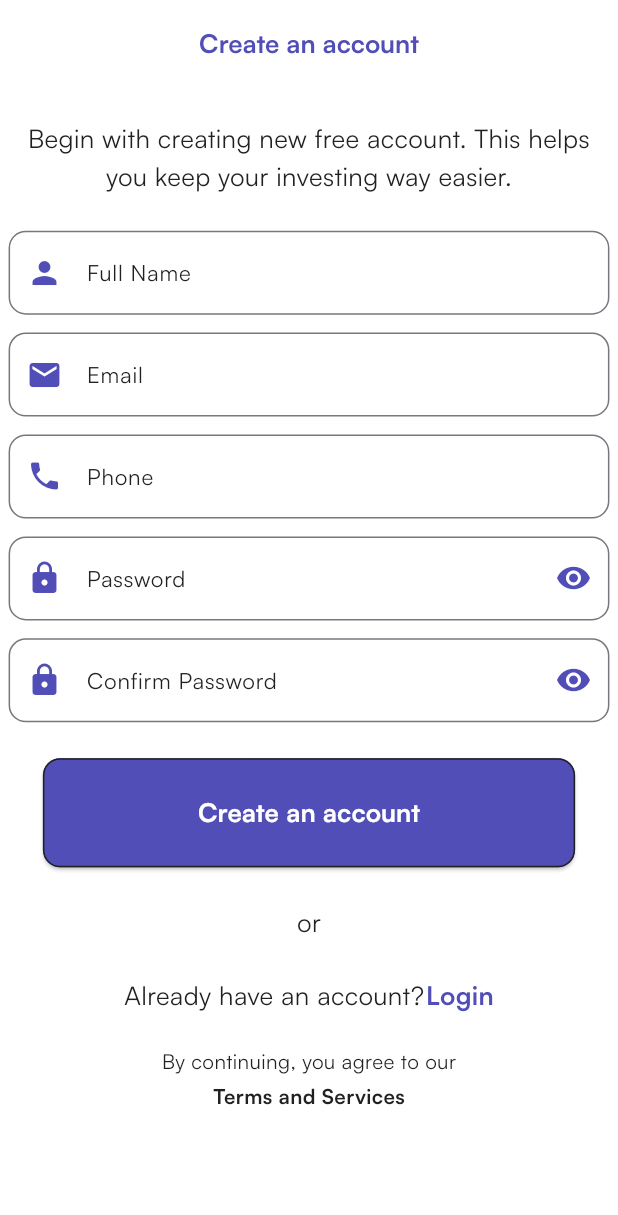
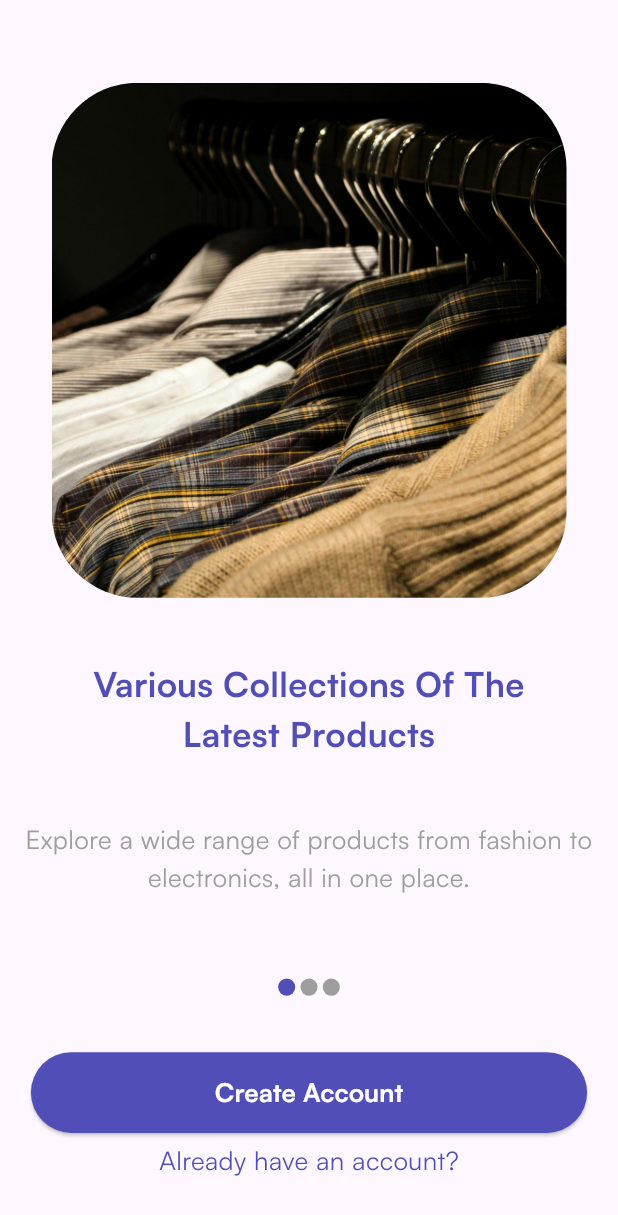
Before and after one commit to KhalidEl-MariAa/Investment, a Flutter app: the screen it shows after launch, on a phone screen of 412 x 824 dp. Shown: the top 1215 px of the screen. Run offline on Flutter 3.47's test engine with Material 3 defaults, Android fonts, the phone set to English and light mode, and no system bars; our stand-ins replace flutter_screenutil, pinput.

Commit message:
introduction screen done

```diff
--- /dev/null
+++ b/lib/features/introduction_screen/presentation/view/introduction_screen.dart
@@ -0,0 +1,89 @@
+import 'package:flutter/material.dart';
+import 'package:flutter_screenutil/flutter_screenutil.dart';
+import 'package:investment/core/styles/styles.dart';
+import 'package:investment/core/utils/colors.dart';
+import 'package:investment/features/introduction_screen/presentation/view/widgets/page_view_item.dart';
+import 'package:investment/features/register_screen/presentation/view/registration_screen.dart';
+
+class IntroductionScreen extends StatefulWidget {
+  const IntroductionScreen({super.key});
+
+  @override
+  State<IntroductionScreen> createState() => _IntroductionScreenState();
+}
+int index=0;
+class _IntroductionScreenState extends State<IntroductionScreen> {
+  @override
+  Widget build(BuildContext context) {
+    return SafeArea(
+      child: Scaffold(
+        body: Column(
+          mainAxisAlignment: MainAxisAlignment.spaceEvenly,
+          children: [
+            SizedBox(
+              height: 0.7.sh,
+              child: PageView(
+                onPageChanged: (value) {
+                  setState(() {
+                    index=value;
+                  });
+                },
+                children: [
+                  PageViewItem(
+                    image: 'assets/images/intro1.jpg',
+                    title: 'Various Collections Of The Latest Products',
+                    subtitle:
+                        'Explore a wide range of products from fashion to electronics, all in one place.',
+                  ),
+                 PageViewItem(image: 'assets/images/intro2.jpg', title: 'Complete Collections Of Colors And Sizes', subtitle: 'Find products in every color and size to suit your style and needs.'),
+                  PageViewItem(image: 'assets/images/intro3.jpg', title: 'Find The Most Suitable Outfit For You', subtitle: 'Discover outfits that match your personality and occasion with ease.'),
+                ],
+              ),
+            ),
+            Row(
+              mainAxisAlignment: MainAxisAlignment.center,
+              children: [
+                CircleAvatar(
+                  radius: 5.sp,
+                  backgroundColor:index==0? AppColors.primaryColor:Colors.grey.shade500,
+                ),
+                SizedBox(width: 3.w),
+                CircleAvatar(
+                  radius: 5.sp,
+                  backgroundColor:index==1? AppColors.primaryColor:Colors.grey.shade500,
+                ),
+                SizedBox(width: 3.w),
+
+                CircleAvatar(
+                  radius: 5.sp,
+                  backgroundColor:index==2? AppColors.primaryColor:Colors.grey.shade500,
+                ),
+              ],
+            ),
+            Column(
+              children: [
+                ElevatedButton(
+                  style: ElevatedButton.styleFrom(
+                    backgroundColor: AppColors.primaryColor,
+                    minimumSize: Size(0.9.sw, 45.h),
+                  ),
+                  onPressed: () {
+                    Navigator.pushReplacement(context, MaterialPageRoute(builder: (context) =>  RegistrationScreen()));
+                  },
+                  child: Text('Create Account', style: Styles.santosh15W700),
+                ),
+                SizedBox(height: 5.h),
+                Text(
+                  'Already have an account?',
+                  style: Styles.santosh15W400.copyWith(
+                    color: AppColors.primaryColor,
+                  ),
+                ),
+              ],
+            ),
+          ],
+        ),
+      ),
+    );
+  }
+}
--- /dev/null
+++ b/lib/features/introduction_screen/presentation/view/widgets/page_view_item.dart
@@ -0,0 +1,55 @@
+import 'package:flutter/material.dart';
+import 'package:flutter_screenutil/flutter_screenutil.dart';
+import 'package:investment/core/styles/styles.dart';
+import 'package:investment/core/utils/colors.dart';
+
+class PageViewItem extends StatelessWidget {
+  const PageViewItem({super.key, required this.image, required this.title, required this.subtitle});
+  final String image;
+  final String title;
+  final String subtitle;
+
+  @override
+  Widget build(BuildContext context) {
+    return Center(
+      child: Column(
+        mainAxisAlignment: MainAxisAlignment.spaceEvenly,
+        children: [
+          Container(
+            height: 300.sp,
+            width: 300.sp,
+            decoration: BoxDecoration(
+              borderRadius: BorderRadius.circular(50.r),
+              image: DecorationImage(
+                image: AssetImage(image),
+                fit: BoxFit.cover,
+              ),
+            ),
+          ),
+          Padding(
+            padding: EdgeInsets.symmetric(vertical: 20.h, horizontal: 30.w),
+            child: Text(
+              textAlign: TextAlign.center,
+              title,
+              style: Styles.santosh25W700.copyWith(
+                color: AppColors.primaryColor,
+                fontSize: 20.sp,
+              ),
+            ),
+          ),
+          Padding(
+            padding: const EdgeInsets.symmetric(horizontal: 5),
+            child: Text(
+              subtitle,
+              textAlign: TextAlign.center,
+              style: Styles.santosh15W400.copyWith(
+                color: Colors.grey.shade500,
+                fontSize: 15.sp,
+              ),
+            ),
+          ),
+        ],
+      ),
+    );
+  }
+}
--- a/lib/features/register_screen/presentation/view/widgets/custom_elevatedbutton.dart
+++ b/lib/features/register_screen/presentation/view/widgets/custom_elevatedbutton.dart
@@ -24,15 +24,12 @@ class CustomElevatedbutton extends StatelessWidget {
   Widget build(BuildContext context) {
     return ElevatedButton(
       style: ElevatedButton.styleFrom(
-        padding: EdgeInsets.symmetric(
-          vertical: paddingVertical ?? 20.h,
-          horizontal: paddingHorizontal ?? 0,
-        ),
+         fixedSize: Size(0.9.sw, 45.h),
         backgroundColor: backgroundColor,
-        shape: RoundedRectangleBorder(
-          borderRadius: BorderRadius.circular(borderRadius ?? 10.r),
-          side: BorderSide(color: borderColor),
-        ),
+        // shape: RoundedRectangleBorder(
+        //   borderRadius: BorderRadius.circular(borderRadius ?? 10.r),
+        //   side: BorderSide(color: borderColor),
+        // ),
       ),
       onPressed: onPressed,
       child: child,
--- a/lib/features/welcome_screen/presentation/view/welcome_screen.dart
+++ b/lib/features/welcome_screen/presentation/view/welcome_screen.dart
@@ -2,6 +2,7 @@ import 'package:flutter/material.dart';
 import 'package:flutter_screenutil/flutter_screenutil.dart';
 import 'package:investment/core/styles/styles.dart';
 import 'package:investment/core/utils/colors.dart';
+import 'package:investment/features/introduction_screen/presentation/view/introduction_screen.dart';
 import 'package:investment/features/register_screen/presentation/view/registration_screen.dart';
 
 class WelcomScreen extends StatefulWidget {
@@ -19,7 +20,7 @@ class _WelcomScreenState extends State<WelcomScreen> {
     Future.delayed(Duration(seconds: 3), () {
       Navigator.pushReplacement(
         context,
-        MaterialPageRoute(builder: (context) => RegistrationScreen()),
+        MaterialPageRoute(builder: (context) => IntroductionScreen()),
       );
     });
   }
```
Also changed, not shown: lib/features/register_screen/presentation/view/registration_screen.dart (+48 -13 lines), assets/images/Facebook1.png (added), assets/images/Google.png, assets/images/intro1.jpg (added), assets/images/intro2.jpg (added), assets/images/intro3.jpg (added), assets/images/pexels-mart-production-7679454.jpg (added).
